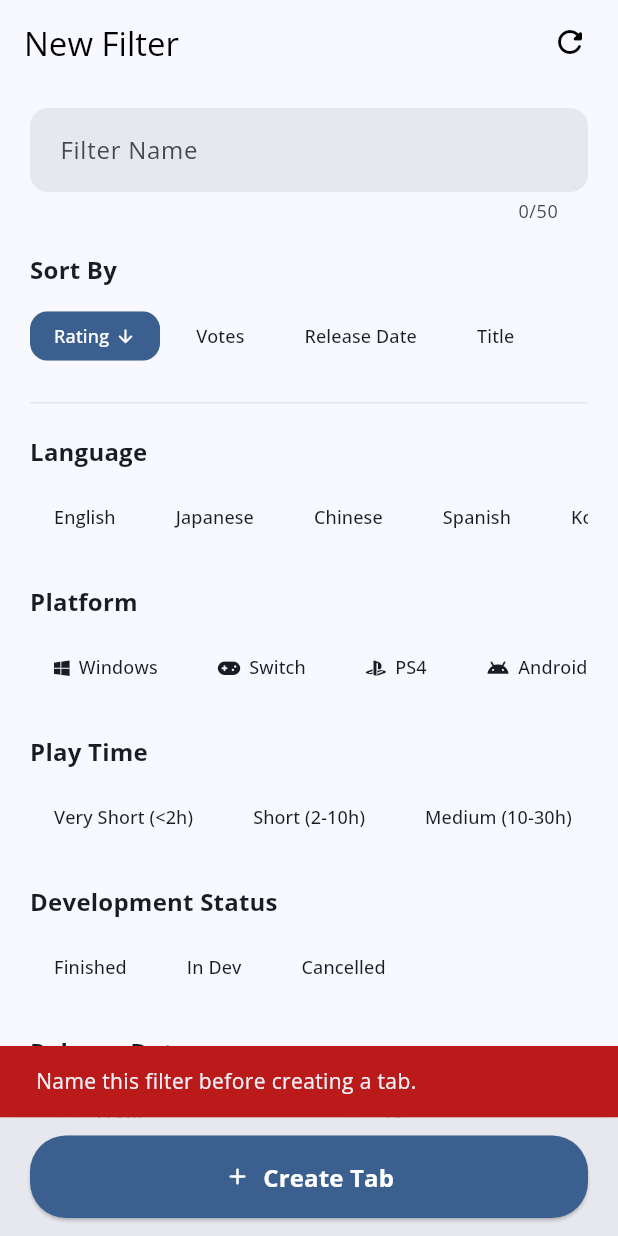
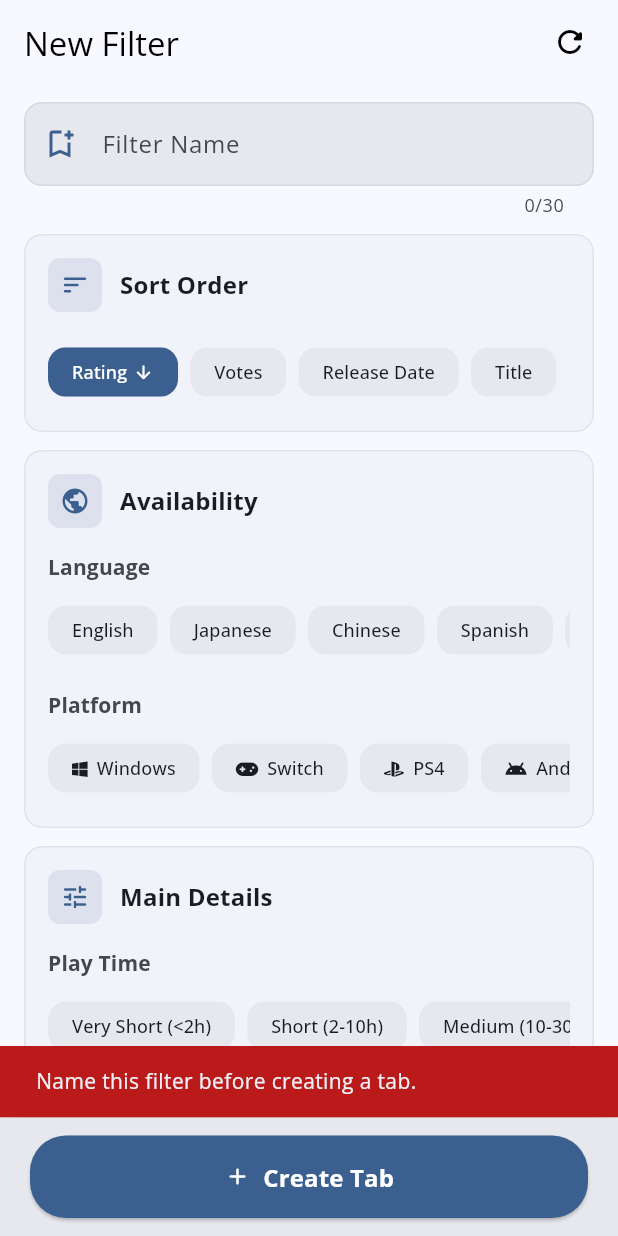
Before and after one commit to benjamindean/visual-novel-observatory, a Flutter app: the HomeCreateFilterScreen screen opened by its route, after a tap on "Create Tab", on a phone screen of 412 x 824 dp. Run offline on Flutter 3.47's test engine with Material 3 defaults, Android fonts, the phone set to English and light mode, and no system bars; our stand-ins replace cached_network_image, dio, flex_color_scheme, flutter_riverpod, font_awesome_flutter, freezed_annotation and 5 more; accounts and stored records are empty; network calls fail.

Commit message:
New filters page

```diff
--- a/lib/vn/screens/filter/filter_chip_row.dart
+++ b/lib/vn/screens/filter/filter_chip_row.dart
@@ -57,7 +57,7 @@ class FilterChipRow<T> extends StatelessWidget {
 
                 onSelected(newValues);
               },
-              backgroundColor: context.appSurface,
+              backgroundColor: context.colorScheme.surfaceContainerHigh,
               selectedColor: context.appAccentTeal,
               checkmarkColor: context.colorScheme.onPrimary,
               labelStyle: TextStyle(
--- a/lib/vn/screens/filter/filter_release_date_button.dart
+++ b/lib/vn/screens/filter/filter_release_date_button.dart
@@ -17,8 +17,11 @@ class FilterReleaseDateButton extends StatelessWidget {
   @override
   Widget build(BuildContext context) {
     return Material(
-      color: context.appSurface,
-      borderRadius: BorderRadius.circular(12.0),
+      color: context.colorScheme.surfaceContainerHigh,
+      clipBehavior: Clip.antiAlias,
+      shape: RoundedRectangleBorder(
+        borderRadius: BorderRadius.circular(12.0),
+      ),
       child: InkWell(
         onTap: onTap,
         borderRadius: BorderRadius.circular(12.0),
--- a/lib/vn/screens/filter/filter_sort_row.dart
+++ b/lib/vn/screens/filter/filter_sort_row.dart
@@ -60,7 +60,7 @@ class FilterSortRow extends StatelessWidget {
                   onChanged(entry.key, defaultDescending);
                 }
               },
-              backgroundColor: context.appSurface,
+              backgroundColor: context.colorScheme.surfaceContainerHigh,
               selectedColor: context.appAccentTeal,
               checkmarkColor: Colors.transparent,
               showCheckmark: false,
--- a/lib/vn/screens/filter/filter_tags_tile.dart
+++ b/lib/vn/screens/filter/filter_tags_tile.dart
@@ -15,7 +15,13 @@ class FilterTagsTile extends StatelessWidget {
 
   @override
   Widget build(BuildContext context) {
-    return InkWell(
+    return Material(
+      color: context.colorScheme.surfaceContainerHigh,
+      clipBehavior: Clip.antiAlias,
+      shape: RoundedRectangleBorder(
+        borderRadius: BorderRadius.circular(12),
+      ),
+      child: InkWell(
         onTap: () {
           Navigator.of(context)
               .push<List<VnTag>>(
@@ -30,13 +36,8 @@ class FilterTagsTile extends StatelessWidget {
                 }
               });
         },
-      borderRadius: BorderRadius.circular(12),
-      child: Container(
+        child: Padding(
           padding: const EdgeInsets.symmetric(horizontal: 16, vertical: 12),
-        decoration: BoxDecoration(
-          color: context.appSurface,
-          borderRadius: BorderRadius.circular(12),
-        ),
           child: Row(
             children: [
               Expanded(
@@ -68,8 +69,10 @@ class FilterTagsTile extends StatelessWidget {
                             child: Text(
                               tag.name,
                               style: TextStyle(
-                              color:
-                                  context.theme.colorScheme.onPrimaryContainer,
+                                color: context
+                                    .theme
+                                    .colorScheme
+                                    .onPrimaryContainer,
                                 fontSize: 12,
                                 fontWeight: FontWeight.w500,
                               ),
@@ -85,6 +88,7 @@ class FilterTagsTile extends StatelessWidget {
             ],
           ),
         ),
+      ),
     );
   }
 }
--- a/lib/vn/screens/home/home_create_filter_screen.dart
+++ b/lib/vn/screens/home/home_create_filter_screen.dart
@@ -101,7 +101,7 @@ class HomeCreateFilterScreenState
       ),
       bottomNavigationBar: BottomActionBar(
         label: isEditing ? 'Save Changes' : 'Create Tab',
-        icon: Icons.add_rounded,
+        icon: isEditing ? Icons.check_rounded : Icons.add_rounded,
         onPressed: () {
           _filterKey.currentState?.submitTab();
         },
--- a/lib/vn/screens/home/widgets/home_create_filter_tab.dart
+++ b/lib/vn/screens/home/widgets/home_create_filter_tab.dart
@@ -1,6 +1,5 @@
 import 'package:flutter/material.dart';
 import 'package:flutter_riverpod/flutter_riverpod.dart';
-import 'package:flutter/services.dart';
 import 'package:font_awesome_flutter/font_awesome_flutter.dart';
 
 import '../../../../settings/providers/settings_provider.dart';
@@ -9,9 +8,11 @@ import '../../../models/vn_tag.dart';
 import '../../../providers/vn_providers.dart';
 import '../../filter/filter_chip_row.dart';
 import '../../filter/filter_release_date_range_tile.dart';
-import '../../filter/filter_section_header.dart';
 import '../../filter/filter_sort_row.dart';
 import '../../filter/filter_tags_tile.dart';
+import 'home_filter_form_section.dart';
+import 'home_filter_name_field.dart';
+import 'home_filter_slider_field.dart';
 
 class HomeCreateFilterTab extends ConsumerStatefulWidget {
   const HomeCreateFilterTab({
@@ -156,8 +157,6 @@ class HomeCreateFilterTabState extends ConsumerState<HomeCreateFilterTab> {
 
   @override
   Widget build(BuildContext context) {
-    final theme = Theme.of(context);
-
     return CustomScrollView(
       controller: _scrollController,
       physics: const BouncingScrollPhysics(),
@@ -167,36 +166,18 @@ class HomeCreateFilterTabState extends ConsumerState<HomeCreateFilterTab> {
             top: false,
             bottom: false,
             child: Padding(
-              padding: const EdgeInsets.fromLTRB(20.0, 16.0, 20.0, 24.0),
+              padding: const EdgeInsets.fromLTRB(16.0, 12.0, 16.0, 24.0),
               child: Column(
                 crossAxisAlignment: CrossAxisAlignment.start,
                 children: [
-                  TextField(
+                  HomeFilterNameField(
                     controller: _nameController,
-                    maxLength: 50,
-                    inputFormatters: [
-                      LengthLimitingTextInputFormatter(50),
-                    ],
-                    textCapitalization: TextCapitalization.words,
-                    keyboardType: TextInputType.text,
-                    textInputAction: TextInputAction.next,
-                    decoration: InputDecoration(
-                      labelText: 'Filter Name',
-                      contentPadding: const EdgeInsets.symmetric(
-                        horizontal: 16.0,
-                        vertical: 16.0,
                   ),
-                      filled: true,
-                      fillColor: context.appSearchField,
-                      border: OutlineInputBorder(
-                        borderRadius: BorderRadius.circular(12),
-                        borderSide: BorderSide.none,
-                      ),
-                    ),
-                  ),
-                  const SizedBox(height: 20.0),
-                  const FilterSectionHeader(title: 'Sort By'),
-                  FilterSortRow(
+                  const SizedBox(height: 12.0),
+                  HomeFilterFormSection(
+                    title: 'Sort Order',
+                    icon: Icons.sort_rounded,
+                    child: FilterSortRow(
                       items: const {
                         'rating': 'Rating',
                         'votecount': 'Votes',
@@ -212,13 +193,22 @@ class HomeCreateFilterTabState extends ConsumerState<HomeCreateFilterTab> {
                         });
                       },
                     ),
-                  const SizedBox(height: 20.0),
-                  Divider(
-                    color: context.appTextPrimary.withValues(alpha: 0.08),
-                    height: 1.0,
                   ),
-                  const SizedBox(height: 20.0),
-                  const FilterSectionHeader(title: 'Language'),
+                  const SizedBox(height: 12.0),
+                  HomeFilterFormSection(
+                    title: 'Availability',
+                    icon: Icons.public_rounded,
+                    child: Column(
+                      crossAxisAlignment: CrossAxisAlignment.start,
+                      children: [
+                        Text(
+                          'Language',
+                          style: context.theme.textTheme.labelLarge?.copyWith(
+                            color: context.appTextSecondary,
+                            fontWeight: FontWeight.w700,
+                          ),
+                        ),
+                        const SizedBox(height: 8.0),
                         FilterChipRow<String>(
                           items: const {
                             'en': 'English',
@@ -234,8 +224,15 @@ class HomeCreateFilterTabState extends ConsumerState<HomeCreateFilterTab> {
                             });
                           },
                         ),
-                  const SizedBox(height: 20.0),
-                  const FilterSectionHeader(title: 'Platform'),
+                        const SizedBox(height: 16.0),
+                        Text(
+                          'Platform',
+                          style: context.theme.textTheme.labelLarge?.copyWith(
+                            color: context.appTextSecondary,
+                            fontWeight: FontWeight.w700,
+                          ),
+                        ),
+                        const SizedBox(height: 8.0),
                         FilterChipRow<String>(
                           items: const {
                             'win': 'Windows',
@@ -258,8 +255,24 @@ class HomeCreateFilterTabState extends ConsumerState<HomeCreateFilterTab> {
                             });
                           },
                         ),
-                  const SizedBox(height: 20.0),
-                  const FilterSectionHeader(title: 'Play Time'),
+                      ],
+                    ),
+                  ),
+                  const SizedBox(height: 12.0),
+                  HomeFilterFormSection(
+                    title: 'Main Details',
+                    icon: Icons.tune_rounded,
+                    child: Column(
+                      crossAxisAlignment: CrossAxisAlignment.start,
+                      children: [
+                        Text(
+                          'Play Time',
+                          style: context.theme.textTheme.labelLarge?.copyWith(
+                            color: context.appTextSecondary,
+                            fontWeight: FontWeight.w700,
+                          ),
+                        ),
+                        const SizedBox(height: 8.0),
                         FilterChipRow<int>(
                           items: const {
                             1: 'Very Short (<2h)',
@@ -275,8 +288,15 @@ class HomeCreateFilterTabState extends ConsumerState<HomeCreateFilterTab> {
                             });
                           },
                         ),
-                  const SizedBox(height: 20.0),
-                  const FilterSectionHeader(title: 'Development Status'),
+                        const SizedBox(height: 16.0),
+                        Text(
+                          'Development Status',
+                          style: context.theme.textTheme.labelLarge?.copyWith(
+                            color: context.appTextSecondary,
+                            fontWeight: FontWeight.w700,
+                          ),
+                        ),
+                        const SizedBox(height: 8.0),
                         FilterChipRow<int>(
                           items: const {
                             0: 'Finished',
@@ -290,8 +310,15 @@ class HomeCreateFilterTabState extends ConsumerState<HomeCreateFilterTab> {
                             });
                           },
                         ),
-                  const SizedBox(height: 20.0),
-                  const FilterSectionHeader(title: 'Release Date'),
+                        const SizedBox(height: 16.0),
+                        Text(
+                          'Release Date',
+                          style: context.theme.textTheme.labelLarge?.copyWith(
+                            color: context.appTextSecondary,
+                            fontWeight: FontWeight.w700,
+                          ),
+                        ),
+                        const SizedBox(height: 8.0),
                         FilterReleaseDateRangeTile(
                           releasedFrom: _releasedFrom,
                           releasedTo: _releasedTo,
@@ -306,8 +333,15 @@ class HomeCreateFilterTabState extends ConsumerState<HomeCreateFilterTab> {
                             });
                           },
                         ),
-                  const SizedBox(height: 20.0),
-                  const FilterSectionHeader(title: 'Tags'),
+                        const SizedBox(height: 16.0),
+                        Text(
+                          'Tags',
+                          style: context.theme.textTheme.labelLarge?.copyWith(
+                            color: context.appTextSecondary,
+                            fontWeight: FontWeight.w700,
+                          ),
+                        ),
+                        const SizedBox(height: 8.0),
                         FilterTagsTile(
                           selectedTags: _selectedTags,
                           onTagsChanged: (tags) {
@@ -316,69 +350,44 @@ class HomeCreateFilterTabState extends ConsumerState<HomeCreateFilterTab> {
                             });
                           },
                         ),
-                  const SizedBox(height: 24.0),
-                  Row(
-                    mainAxisAlignment: MainAxisAlignment.spaceBetween,
-                    children: [
-                      Text(
-                        'Minimum Rating',
-                        style: theme.textTheme.titleMedium?.copyWith(
-                          fontWeight: FontWeight.bold,
+                      ],
                     ),
                   ),
-                      Text(
-                        '${_minRating.toStringAsFixed(1)} / 10.0',
-                        style: TextStyle(
-                          color: context.appAccentTeal,
-                          fontWeight: FontWeight.bold,
-                        ),
-                      ),
-                    ],
-                  ),
-                  Slider(
+                  const SizedBox(height: 12.0),
+                  HomeFilterFormSection(
+                    title: 'Score & Popularity',
+                    icon: Icons.insights_rounded,
+                    child: Column(
+                      children: [
+                        HomeFilterSliderField(
+                          title: 'Minimum Rating',
+                          valueLabel: '${_minRating.toStringAsFixed(1)} / 10.0',
                           value: _minRating,
                           min: 0.0,
                           max: 10.0,
                           divisions: 100,
-                    activeColor: context.appAccentTeal,
-                    inactiveColor: context.appSurface,
                           onChanged: (val) {
                             setState(() {
                               _minRating = val;
                             });
                           },
                         ),
-                  const SizedBox(height: 20.0),
-                  Row(
-                    mainAxisAlignment: MainAxisAlignment.spaceBetween,
-                    children: [
-                      Text(
-                        'Minimum Votes',
-                        style: theme.textTheme.titleMedium?.copyWith(
-                          fontWeight: FontWeight.bold,
-                        ),
-                      ),
-                      Text(
-                        '$_minVotes votes',
-                        style: TextStyle(
-                          color: context.appAccentTeal,
-                          fontWeight: FontWeight.bold,
-                        ),
-                      ),
-                    ],
-                  ),
-                  Slider(
+                        const SizedBox(height: 12.0),
+                        HomeFilterSliderField(
+                          title: 'Minimum Votes',
+                          valueLabel: '$_minVotes votes',
                           value: _minVotes.toDouble(),
-                    min: 0,
-                    max: 500,
+                          min: 0.0,
+                          max: 500.0,
                           divisions: 50,
-                    activeColor: context.appAccentTeal,
-                    inactiveColor: context.appSurface,
                           onChanged: (val) {
                             setState(() {
                               _minVotes = val.round();
                             });
                           },
+                        ),
+                      ],
+                    ),
                   ),
                 ],
               ),
--- /dev/null
+++ b/lib/vn/screens/home/widgets/home_filter_form_section.dart
@@ -0,0 +1,92 @@
+import 'package:flutter/material.dart';
+
+import '../../../../theme/app_theme.dart';
+
+class HomeFilterFormSection extends StatelessWidget {
+  const HomeFilterFormSection({
+    super.key,
+    required this.title,
+    required this.icon,
+    required this.child,
+    this.subtitle,
+  });
+
+  final String title;
+  final IconData icon;
+  final Widget child;
+  final String? subtitle;
+
+  @override
+  Widget build(BuildContext context) {
+    final subtitle = this.subtitle;
+
+    return Material(
+      color: context.colorScheme.surfaceContainerLow,
+      borderRadius: BorderRadius.circular(12.0),
+      clipBehavior: Clip.antiAlias,
+      child: DecoratedBox(
+        decoration: BoxDecoration(
+          border: Border.all(
+            color: context.appTextPrimary.withValues(alpha: 0.08),
+          ),
+          borderRadius: BorderRadius.circular(12.0),
+        ),
+        child: Padding(
+          padding: const EdgeInsets.all(16.0),
+          child: Column(
+            crossAxisAlignment: CrossAxisAlignment.start,
+            children: [
+              Row(
+                children: [
+                  Container(
+                    width: 36.0,
+                    height: 36.0,
+                    decoration: BoxDecoration(
+                      color: context.appAccentTeal.withValues(alpha: 0.12),
+                      borderRadius: BorderRadius.circular(8.0),
+                    ),
+                    child: Icon(
+                      icon,
+                      color: context.appAccentTeal,
+                      size: 20.0,
+                    ),
+                  ),
+                  const SizedBox(width: 12.0),
+                  Expanded(
+                    child: Column(
+                      crossAxisAlignment: CrossAxisAlignment.start,
+                      children: [
+                        Text(
+                          title,
+                          maxLines: 1,
+                          overflow: TextOverflow.ellipsis,
+                          style: context.theme.textTheme.titleMedium?.copyWith(
+                            color: context.appTextPrimary,
+                            fontWeight: FontWeight.bold,
+                          ),
+                        ),
+                        if (subtitle != null) ...[
+                          const SizedBox(height: 2.0),
+                          Text(
+                            subtitle,
+                            maxLines: 2,
+                            overflow: TextOverflow.ellipsis,
+                            style: context.theme.textTheme.bodySmall?.copyWith(
+                              color: context.appTextSecondary,
+                            ),
+                          ),
+                        ],
+                      ],
+                    ),
+                  ),
+                ],
+              ),
+              const SizedBox(height: 16.0),
+              child,
+            ],
+          ),
+        ),
+      ),
+    );
+  }
+}
--- /dev/null
+++ b/lib/vn/screens/home/widgets/home_filter_name_field.dart
@@ -0,0 +1,57 @@
+import 'package:flutter/material.dart';
+import 'package:flutter/services.dart';
+
+import '../../../../theme/app_theme.dart';
+
+class HomeFilterNameField extends StatelessWidget {
+  const HomeFilterNameField({
+    super.key,
+    required this.controller,
+  });
+
+  static const int maxLength = 30;
+
+  final TextEditingController controller;
+
+  @override
+  Widget build(BuildContext context) {
+    return TextField(
+      controller: controller,
+      maxLength: maxLength,
+      inputFormatters: [
+        LengthLimitingTextInputFormatter(maxLength),
+      ],
+      textCapitalization: TextCapitalization.words,
+      keyboardType: TextInputType.text,
+      textInputAction: TextInputAction.next,
+      decoration: InputDecoration(
+        labelText: 'Filter Name',
+        prefixIcon: Icon(
+          Icons.bookmark_add_outlined,
+          color: context.appAccentTeal,
+        ),
+        counterStyle: TextStyle(
+          color: context.appTextSecondary,
+        ),
+        contentPadding: const EdgeInsets.symmetric(
+          horizontal: 16.0,
+          vertical: 16.0,
+        ),
+        filled: true,
+        fillColor: context.colorScheme.surfaceContainerHigh,
+        enabledBorder: OutlineInputBorder(
+          borderRadius: BorderRadius.circular(12.0),
+          borderSide: BorderSide(
+            color: context.appTextPrimary.withValues(alpha: 0.08),
+          ),
+        ),
+        focusedBorder: OutlineInputBorder(
+          borderRadius: BorderRadius.circular(12.0),
+          borderSide: BorderSide(
+            color: context.appAccentTeal,
+          ),
+        ),
+      ),
+    );
+  }
+}
--- /dev/null
+++ b/lib/vn/screens/home/widgets/home_filter_slider_field.dart
@@ -0,0 +1,66 @@
+import 'package:flutter/material.dart';
+
+import '../../../../theme/app_theme.dart';
+
+class HomeFilterSliderField extends StatelessWidget {
+  const HomeFilterSliderField({
+    super.key,
+    required this.title,
+    required this.valueLabel,
+    required this.value,
+    required this.min,
+    required this.max,
+    required this.divisions,
+    required this.onChanged,
+  });
+
+  final String title;
+  final String valueLabel;
+  final double value;
+  final double min;
+  final double max;
+  final int divisions;
+  final ValueChanged<double> onChanged;
+
+  @override
+  Widget build(BuildContext context) {
+    return Column(
+      crossAxisAlignment: CrossAxisAlignment.stretch,
+      children: [
+        Row(
+          children: [
+            Expanded(
+              child: Text(
+                title,
+                maxLines: 1,
+                overflow: TextOverflow.ellipsis,
+                style: context.theme.textTheme.bodyLarge?.copyWith(
+                  color: context.appTextPrimary,
+                  fontWeight: FontWeight.w700,
+                ),
+              ),
+            ),
+            const SizedBox(width: 12.0),
+            Text(
+              valueLabel,
+              style: TextStyle(
+                color: context.appAccentTeal,
+                fontWeight: FontWeight.bold,
+              ),
+            ),
+          ],
+        ),
+        const SizedBox(height: 4.0),
+        Slider(
+          value: value,
+          min: min,
+          max: max,
+          divisions: divisions,
+          activeColor: context.appAccentTeal,
+          inactiveColor: context.colorScheme.surfaceContainerHighest,
+          onChanged: onChanged,
+        ),
+      ],
+    );
+  }
+}
```
Lines whose indentation alone changed are shown as unchanged.
